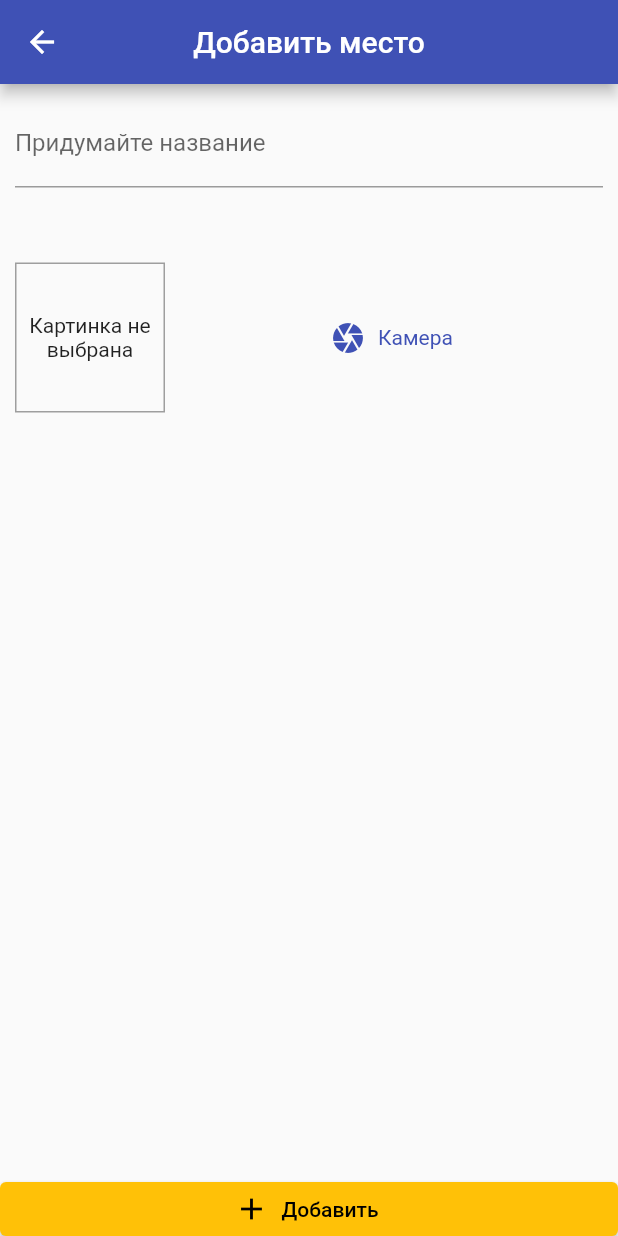
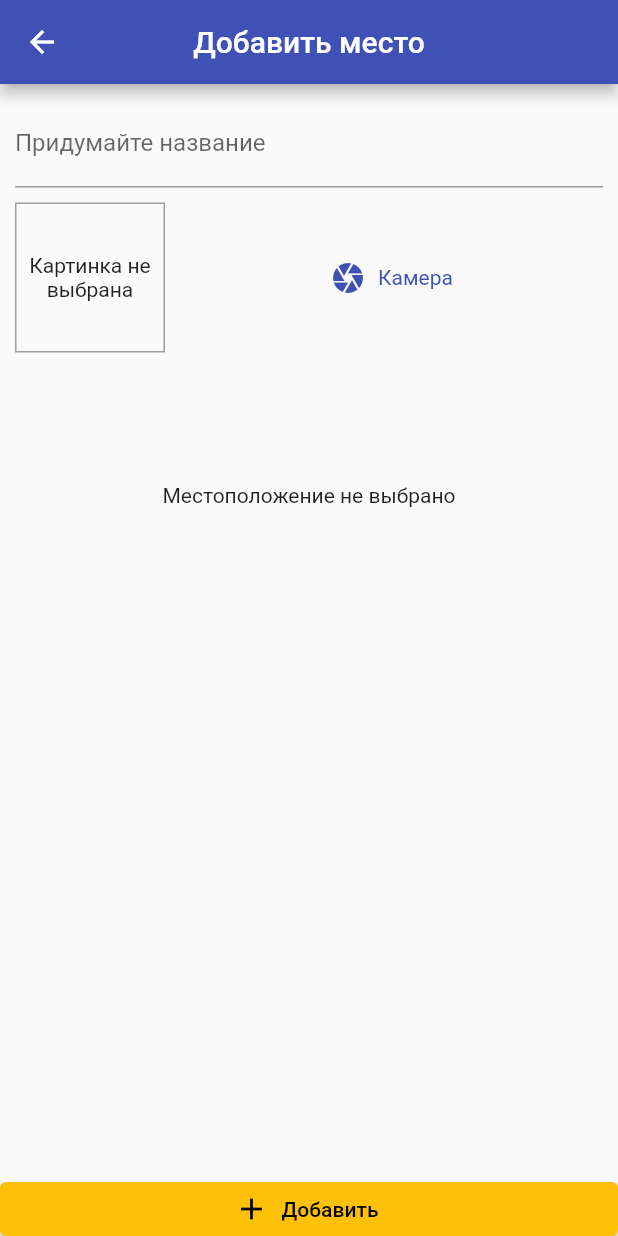
Before and after one commit to Puzikovsa/my_adventures, a Flutter app: the AddPlacePage screen opened by its route, on a phone screen of 412 x 824 dp. Run offline on Flutter 3.47's test engine with Material 2 defaults, Android fonts, the phone set to English and light mode, and no system bars; our stand-ins replace hive_flutter, image_picker; accounts and stored records are empty.

Commit message:
added LocationInput on add_place_page.dart

```diff
--- a/lib/pages/add_place_page.dart
+++ b/lib/pages/add_place_page.dart
@@ -3,6 +3,7 @@ import 'package:flutter/material.dart';
 import 'package:my_adventures/providers/my_places.dart';
 import 'package:provider/provider.dart';
 import '../widgets/image_input.dart';
+import '../widgets/location_input.dart';
 
 class AddPlacePage extends StatefulWidget {
   static const String rout = '/add_place';
@@ -54,10 +55,14 @@ class _AddPlacePageState extends State<AddPlacePage> {
                       ),
                       controller: _titleController,
                     ),
-                    SizedBox(
-                      height: 200,
-                      child: ImageInput(onSelectImage: _selectImage),
+                    const SizedBox(
+                      height: 10,
                     ),
+                    ImageInput(onSelectImage: _selectImage),
+                    const SizedBox(
+                      height: 10,
+                    ),
+                    const LocationInput(),
                   ],
                 ),
               ),
```
